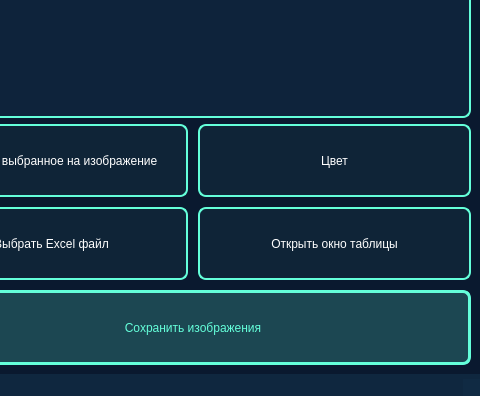
This is Main.ui in CyberBro9/aobp as Qt 5 draws it before an edit; both pictures show x 934 to 1414 and y 258 to 654 of the 1414 by 654 pixel window. The edited form follows.
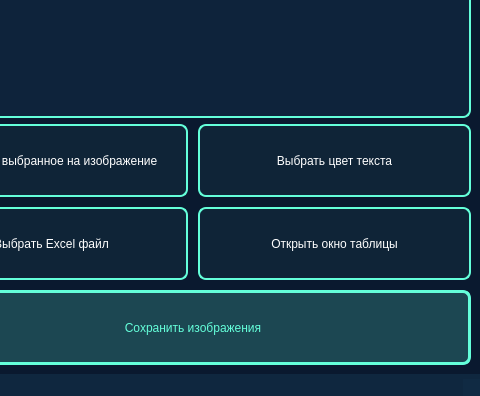
This is the edited form. Icons and pictures are not drawn.

Commit message:
Nepriyatnost na bortu x2
kakalele

The edit to the form file:
```diff
--- a/Main.ui
+++ b/Main.ui
@@ -165,7 +165,7 @@
         <item row="0" column="1">
          <widget class="QPushButton" name="selectColor">
           <property name="text">
-           <string>Цвет</string>
+           <string>Выбрать цвет текста</string>
           </property>
          </widget>
         </item>
```
